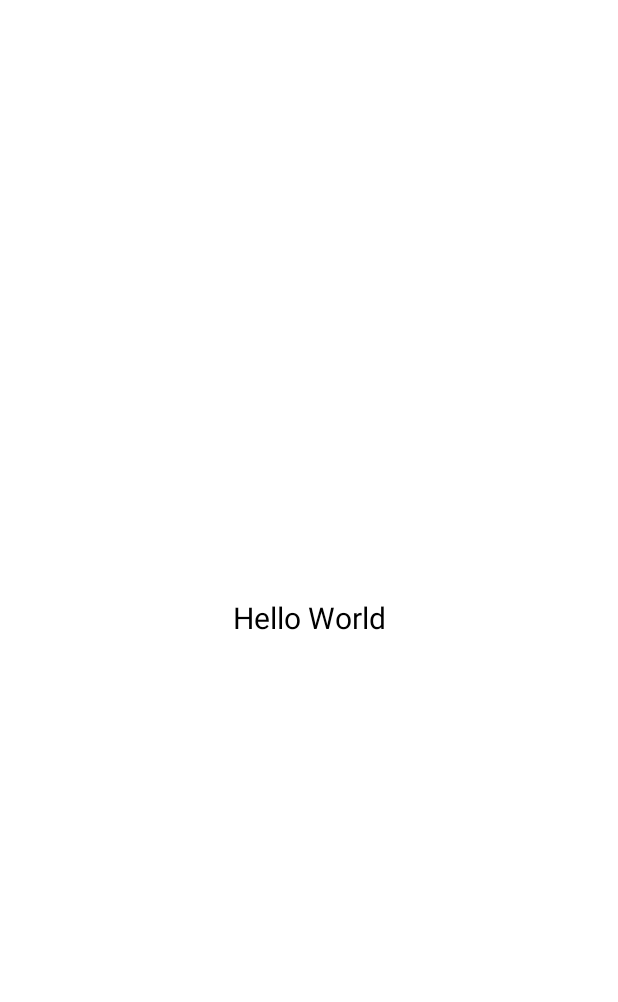
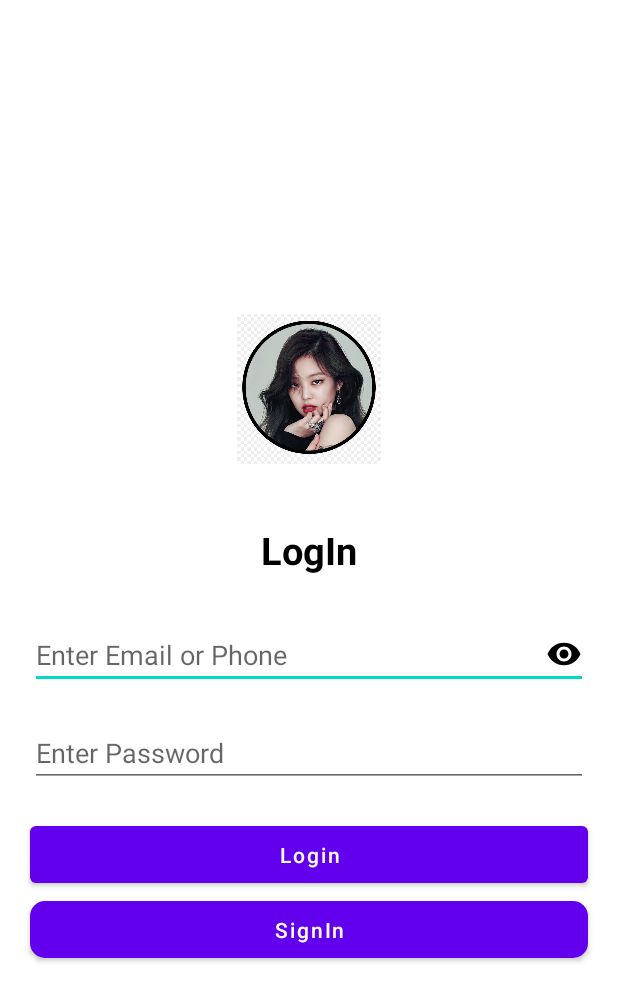
Before and after one commit to kornsophea/FirstProject, an Android app: the screen it shows after launch (MainActivity), on a phone screen of 412 x 824 dp. Before the commit the part shown is almost empty. Shown: the top 1002 px of the screen. Run offline under Robolectric (Android 15) with nearby library versions, the phone set to English and light mode, and no system bars.

Commit message:
new commit

```diff
--- /dev/null
+++ b/app/src/main/res/drawable/ic_baseline_drag_handle_24.xml
@@ -0,0 +1,5 @@
+<vector android:height="24dp" android:tint="#000000"
+    android:viewportHeight="24" android:viewportWidth="24"
+    android:width="24dp" xmlns:android="http://schemas.android.com/apk/res/android">
+    <path android:fillColor="@android:color/white" android:pathData="M20,9H4v2h16V9zM4,15h16v-2H4V15z"/>
+</vector>
--- /dev/null
+++ b/app/src/main/res/drawable/ic_baseline_remove_red_eye_24.xml
@@ -0,0 +1,5 @@
+<vector android:height="24dp" android:tint="#000000"
+    android:viewportHeight="24" android:viewportWidth="24"
+    android:width="24dp" xmlns:android="http://schemas.android.com/apk/res/android">
+    <path android:fillColor="@android:color/white" android:pathData="M12,4.5C7,4.5 2.73,7.61 1,12c1.73,4.39 6,7.5 11,7.5s9.27,-3.11 11,-7.5c-1.73,-4.39 -6,-7.5 -11,-7.5zM12,17c-2.76,0 -5,-2.24 -5,-5s2.24,-5 5,-5 5,2.24 5,5 -2.24,5 -5,5zM12,9c-1.66,0 -3,1.34 -3,3s1.34,3 3,3 3,-1.34 3,-3 -1.34,-3 -3,-3z"/>
+</vector>
--- a/app/src/main/res/layout/activity_main.xml
+++ b/app/src/main/res/layout/activity_main.xml
@@ -7,13 +7,63 @@
     android:orientation="vertical"
     android:gravity="center"
     tools:context=".MainActivity">
+        <ImageView
+            android:id="@+id/img_photo"
+            android:layout_width="match_parent"
+            android:layout_height="100dp"
+            android:layout_marginBottom="30dp"
+            android:layout_marginLeft="10dp"
+            android:layout_marginRight="10dp"
+            android:layout_marginHorizontal="20dp"
+            android:layout_marginVertical="30dp"
+            android:src="@drawable/image"/>
         <TextView
-            android:padding="10dp"
+            android:id="@+id/tv_hello"
             android:layout_width="match_parent"
             android:layout_height="wrap_content"
+            android:layout_gravity="center"
             android:gravity="center"
-            android:textSize="20dp"
+            android:padding="10dp"
+            android:text="LogIn"
+            android:clickable="true"
+            android:textStyle="bold"
             android:textColor="@color/black"
-            android:text="Hello World"/>
+            android:textSize="25dp" />
+
+        <EditText
+            android:id="@+id/ed_email"
+            android:layout_width="match_parent"
+            android:layout_height="wrap_content"
+            android:hint="Enter Email or Phone"
+            android:layout_marginTop="20dp"
+            android:layout_marginHorizontal="20dp"
+            android:singleLine="true"
+            android:drawableRight="@drawable/ic_baseline_remove_red_eye_24"
+
+            />
+        <EditText
+            android:id="@+id/ed_Passsword"
+            android:layout_width="match_parent"
+            android:layout_height="wrap_content"
+            android:hint="Enter Password"
+            android:layout_marginTop="20dp"
+            android:singleLine="true"
+            android:layout_marginHorizontal="20dp" />
+        <Button
+            android:layout_width="match_parent"
+            android:layout_height="50dp"
+            android:layout_marginHorizontal="20dp"
+            android:layout_marginTop="20dp"
+            android:text="Login"
+            android:textAllCaps="false"
+                />
+        <com.google.android.material.button.MaterialButton
+            android:layout_width="match_parent"
+            android:layout_height="50dp"
+            android:text="SignIn"
+            android:textAllCaps="false"
+
+            android:layout_marginHorizontal="20dp"
+            app:cornerRadius="10dp"/>
 
 </LinearLayout>
```
Also changed, not shown: app/src/main/res/drawable-v24/image.png (added).
